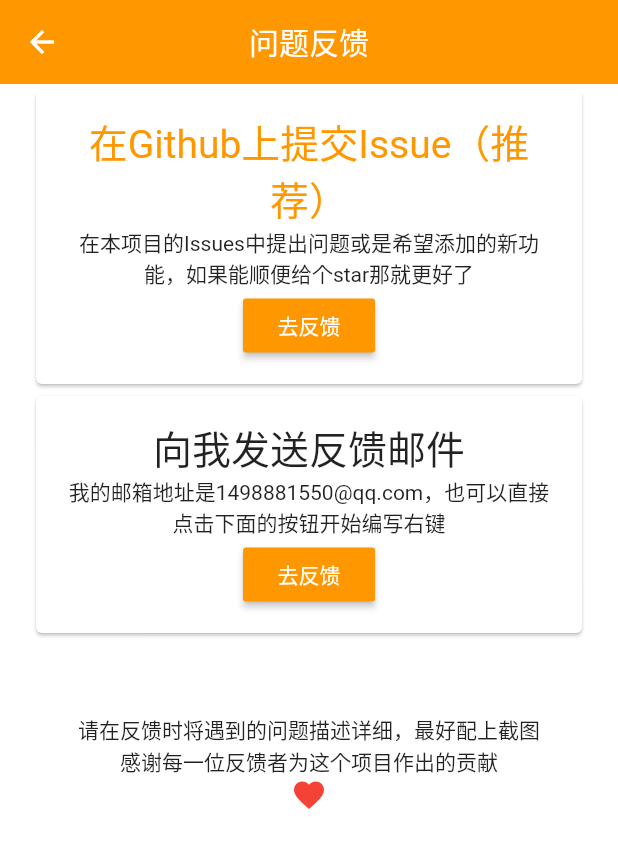
After one commit to recallfuture/hblgdx, a Flutter app: the FeedBackPage screen opened by its route, on a phone screen of 412 x 824 dp. The commit adds this screen. Shown: the top 848 px of the screen. Run offline on Flutter 3.47's test engine with Material 2 defaults, Android fonts, the phone set to English and light mode, and no system bars; drawn by our look-alikes of oktoast; our stand-ins replace cookie_jar, dio, flutter_html, open_file, permission_handler, shared_preferences; missing offline and left inert: downloads_path_provider, gbk2utf8; accounts and stored records are empty; generated files the repository leaves out were written again.

Commit message:
添加问题反馈页面

```diff
--- a/lib/main.dart
+++ b/lib/main.dart
@@ -6,6 +6,7 @@ import 'package:hblgdx/utils/data_store.dart';
 import 'package:oktoast/oktoast.dart';
 
 import 'pages/faq_page.dart';
+import 'pages/feedback_page.dart';
 import 'pages/home_page.dart';
 import 'pages/login_page.dart';
 
@@ -37,6 +38,7 @@ class MyApp extends StatelessWidget {
           '/': (context) => DataStore.isSignedIn ? HomePage() : LoginPage(),
           '/login': (context) => LoginPage(),
           '/faq': (context) => FAQPage(),
+          '/feedback': (context) => FeedBackPage(),
         },
       ),
     );
--- /dev/null
+++ b/lib/pages/feedback_page.dart
@@ -0,0 +1,112 @@
+import 'package:flutter/material.dart';
+import 'package:url_launcher/url_launcher.dart';
+
+class FeedBackPage extends StatelessWidget {
+  @override
+  Widget build(BuildContext context) {
+    return _buildScaffold();
+  }
+
+  Widget _buildScaffold() {
+    return Scaffold(
+      backgroundColor: Colors.white,
+      appBar: AppBar(
+        title: Text('问题反馈'),
+        centerTitle: true,
+        elevation: 0,
+        backgroundColor: Colors.orange,
+      ),
+      body: Container(
+        margin: EdgeInsets.symmetric(horizontal: 20),
+        child: _buildFeedback(),
+      ),
+    );
+  }
+
+  Widget _buildFeedback() {
+    return ListView(
+      children: <Widget>[
+        _buildRecommend(),
+        _buildEmail(),
+        _buildTip(),
+      ],
+    );
+  }
+
+  Widget _buildRecommend() {
+    return Card(
+      child: Container(
+        padding: EdgeInsets.all(15),
+        child: Column(
+          mainAxisSize: MainAxisSize.min,
+          children: <Widget>[
+            Text(
+              '在Github上提交Issue（推荐）',
+              textAlign: TextAlign.center,
+              style: TextStyle(color: Colors.orange, fontSize: 26),
+            ),
+            Text(
+              '在本项目的Issues中提出问题或是希望添加的新功能，如果能顺便给个star那就更好了',
+              textAlign: TextAlign.center,
+            ),
+            MaterialButton(
+              child: Text('去反馈'),
+              color: Colors.orange,
+              textColor: Colors.white,
+              onPressed: () {
+                launch('https://github.com/recallfuture/hblgdx/issues');
+              },
+            ),
+          ],
+        ),
+      ),
+    );
+  }
+
+  Widget _buildEmail() {
+    return Card(
+      color: Colors.white,
+      child: Container(
+        padding: EdgeInsets.all(15),
+        child: Column(
+          mainAxisSize: MainAxisSize.min,
+          children: <Widget>[
+            Text(
+              '向我发送反馈邮件',
+              textAlign: TextAlign.center,
+              style: TextStyle(fontSize: 26),
+            ),
+            Text(
+              '我的邮箱地址是1498881550@qq.com，也可以直接点击下面的按钮开始编写右键',
+              textAlign: TextAlign.center,
+            ),
+            MaterialButton(
+              child: Text('去反馈'),
+              color: Colors.orange,
+              textColor: Colors.white,
+              onPressed: () {
+                launch('mailto:1498881550@qq.com?subject=问题反馈');
+              },
+            ),
+          ],
+        ),
+      ),
+    );
+  }
+
+  Widget _buildTip() {
+    return Column(
+      mainAxisSize: MainAxisSize.min,
+      children: <Widget>[
+        SizedBox(height: 50),
+        Text('请在反馈时将遇到的问题描述详细，最好配上截图'),
+        Text('感谢每一位反馈者为这个项目作出的贡献'),
+        Icon(
+          Icons.favorite,
+          color: Colors.red,
+          size: 24,
+        ),
+      ],
+    );
+  }
+}
--- a/lib/pages/home_page.dart
+++ b/lib/pages/home_page.dart
@@ -114,6 +114,7 @@ class _HomePageState extends State<HomePage> {
           ListTile(
             leading: Icon(Icons.question_answer),
             title: Text('问题反馈'),
+            onTap: () => Navigator.of(context).pushNamed('/feedback'),
           ),
           ListTile(
             leading: Icon(Icons.info),
--- a/pubspec.yaml
+++ b/pubspec.yaml
@@ -30,6 +30,7 @@ dependencies:
   permission_handler: ^3.2.0
   open_file: ^2.0.3
   downloads_path_provider: ^0.1.0
+  url_launcher: ^5.1.1
 
   # The following adds the Cupertino Icons font to your application.
   # Use with the CupertinoIcons class for iOS style icons.
```
Also changed, not shown: pubspec.lock.
